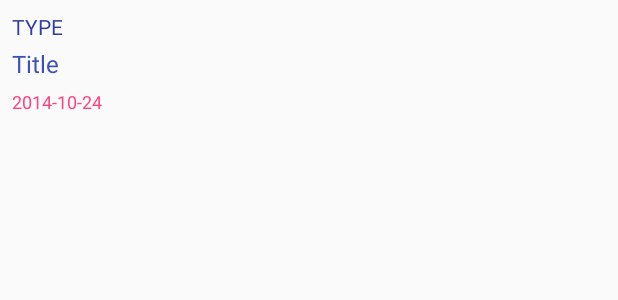
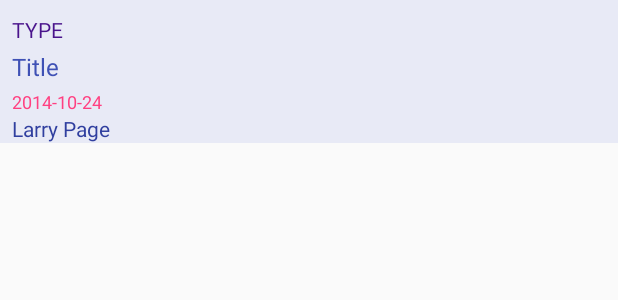
Before and after one commit to KatiaBravo/NewsCentral, an Android app: the layout news_list_item.xml on its own in the app's theme, with its tools: preview values and no code run, on a phone screen of 412 x 824 dp. Shown: the top 300 px of the screen. Run offline under Robolectric (Android 15) with nearby library versions, the phone set to English and light mode, and no system bars.

Commit message:
Parses JSON correctly and fixes the list items

```diff
--- a/app/src/main/res/layout/news_list_item.xml
+++ b/app/src/main/res/layout/news_list_item.xml
@@ -2,10 +2,11 @@
 <LinearLayout
     xmlns:android="http://schemas.android.com/apk/res/android"
     xmlns:tools="http://schemas.android.com/tools"
+    android:background="@color/colorBackground"
     android:orientation="vertical"
     android:layout_width="match_parent"
     android:layout_height="wrap_content"
-    android:weightSum="5"
+    android:weightSum="6"
     android:paddingRight="8dp">
 
     <TextView
@@ -14,9 +15,9 @@
         android:layout_height="0dp"
         android:layout_weight="1"
         tools:text="@string/type"
-        android:textColor="@color/colorPrimaryDark"
+        android:textColor="@color/colorPrimaryDarker"
         android:textAllCaps="true"
-        android:paddingTop="8dp"
+        android:paddingTop="10dp"
         android:paddingLeft="8dp"
         android:paddingBottom="4dp" />
 
@@ -31,29 +32,23 @@
         android:paddingLeft="8dp"
         android:paddingBottom="4dp"/>
 
-    <LinearLayout
-        android:layout_width="match_parent"
-        android:layout_height="0dp"
-        android:orientation="horizontal"
-        android:layout_weight="1">
 
     <TextView
         android:id="@+id/date_view"
-            android:layout_width="wrap_content"
-            android:layout_height="wrap_content"
+        android:layout_width="match_parent"
+        android:layout_height="0dp"
+        android:layout_weight="1"
         tools:text="@string/date"
         android:textColor="@color/colorAccent"
         android:textSize="12sp"
-            android:paddingLeft="8dp"
-            android:paddingBottom="8dp"/>
+        android:paddingLeft="8dp" />
 
     <TextView
         android:id="@+id/author_view"
-            android:layout_width="wrap_content"
-            android:layout_height="wrap_content"
-            android:visibility="invisible"
+        android:layout_width="match_parent"
+        android:layout_height="0dp"
+        android:layout_weight="1"
         tools:text="@string/author"
-            android:paddingLeft="8dp"/>
-
+        android:textColor="@color/colorPrimaryDark"
+        android:paddingLeft="8dp" />
 </LinearLayout>
-</LinearLayout>
--- a/app/src/main/res/values/colors.xml
+++ b/app/src/main/res/values/colors.xml
@@ -1,6 +1,9 @@
 <?xml version="1.0" encoding="utf-8"?>
 <resources>
+    <color name="colorPrimaryDarker">#4A148C</color>
+    <color name="colorPrimaryDark">#303F9F</color>
     <color name="colorPrimary">#3F51B5</color>
-    <color name="colorPrimaryDark">#303F9F</color>
     <color name="colorAccent">#FF4081</color>
+    <color name="colorBackground">#E8EAF6</color>
+
 </resources>
```
Also changed, not shown: app/src/main/java/com/katiabravo/newscentral/NewsAdapter.java (+6 -7 lines), app/src/main/java/com/katiabravo/newscentral/QueryUtils.java (+1 -6 lines), 9 other files. Lines whose indentation alone changed are shown as unchanged.
